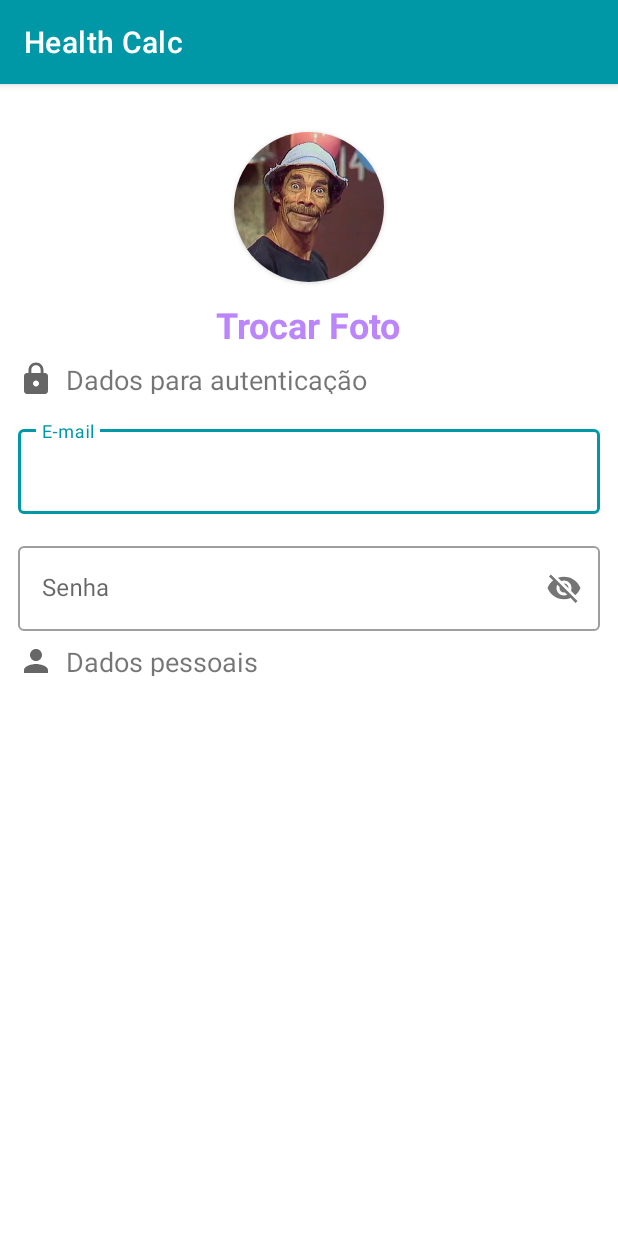
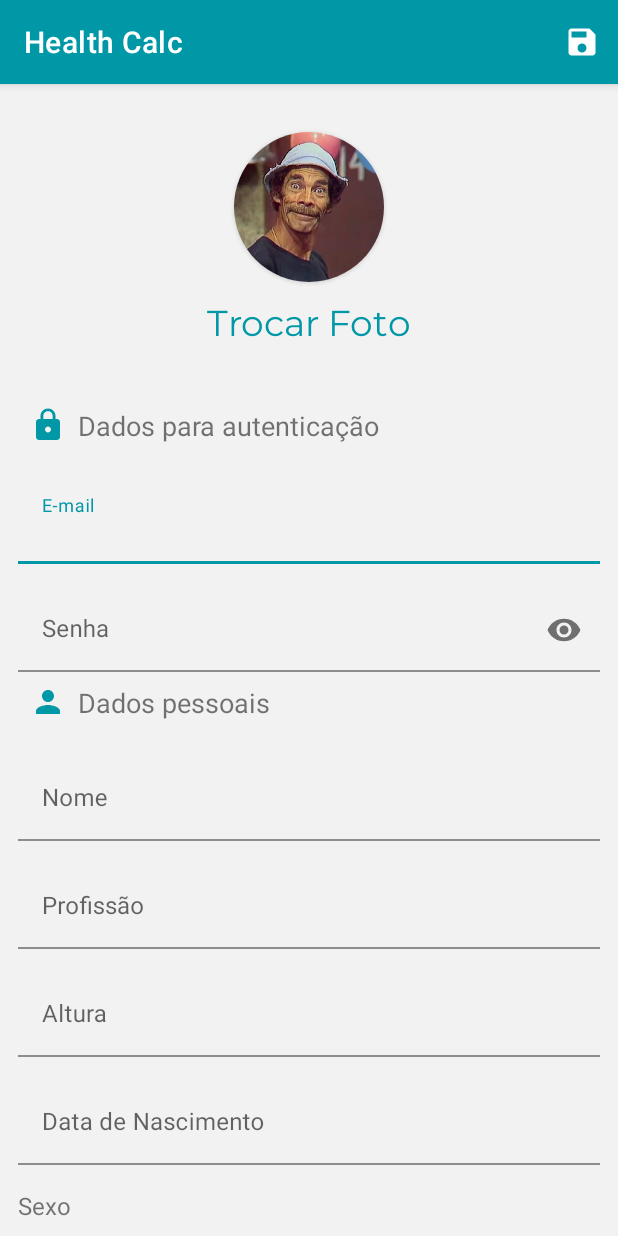
Before and after one commit to van639/projeto-imc--app, an Android app: the cadastro_imc screen opened directly, with no data from a screen before it, on a phone screen of 412 x 824 dp. Run offline under Robolectric (Android 15) with nearby library versions, the phone set to English and light mode, and no system bars; Roboto replaces fonts that are not available here.

Commit message:
finalizado a activity de cadastro

```diff
--- a/app/src/main/java/com/example/imcapp/MainActivity.kt
+++ b/app/src/main/java/com/example/imcapp/MainActivity.kt
@@ -10,11 +10,15 @@ class MainActivity : AppCompatActivity() {
         super.onCreate(savedInstanceState)
         setContentView(R.layout.activity_main)
 
+        //Remover a tool bar
         supportActionBar!!.hide()
 
+        //instanciar o botão entrar
         val buttonCriarConta = findViewById<Button>(R.id.button_criar_conta)
 
+        // criar  um listener - ouvinte vai ficar esperando o objeto ser clicado
         buttonCriarConta.setOnClickListener {
+            // cirar uma intent "inteção"
             val abrirCadastro = Intent(this, cadastro_imc::class.java)
             startActivity(abrirCadastro)
         }
--- a/app/src/main/java/com/example/imcapp/cadastro_imc.kt
+++ b/app/src/main/java/com/example/imcapp/cadastro_imc.kt
@@ -2,10 +2,19 @@ package com.example.imcapp
 
 import androidx.appcompat.app.AppCompatActivity
 import android.os.Bundle
+import android.view.Menu
 
 class cadastro_imc : AppCompatActivity() {
     override fun onCreate(savedInstanceState: Bundle?) {
         super.onCreate(savedInstanceState)
         setContentView(R.layout.activity_cadastro_imc)
     }
+
+    override fun onCreateOptionsMenu(menu: Menu?): Boolean {
+
+        menuInflater.inflate(R.menu.menu_novo_usuario, menu)
+
+        return true
+    }
+
 }
--- /dev/null
+++ b/app/src/main/res/drawable/save_24.xml
@@ -0,0 +1,10 @@
+<vector xmlns:android="http://schemas.android.com/apk/res/android"
+    android:width="24dp"
+    android:height="24dp"
+    android:viewportWidth="24"
+    android:viewportHeight="24"
+    android:tint="?attr/colorControlNormal">
+  <path
+      android:fillColor="@android:color/white"
+      android:pathData="M17,3L5,3c-1.11,0 -2,0.9 -2,2v14c0,1.1 0.89,2 2,2h14c1.1,0 2,-0.9 2,-2L21,7l-4,-4zM12,19c-1.66,0 -3,-1.34 -3,-3s1.34,-3 3,-3 3,1.34 3,3 -1.34,3 -3,3zM15,9L5,9L5,5h10v4z"/>
+</vector>
--- /dev/null
+++ b/app/src/main/res/font/montserrat.xml
@@ -0,0 +1,7 @@
+<?xml version="1.0" encoding="utf-8"?>
+<font-family xmlns:app="http://schemas.android.com/apk/res-auto"
+        app:fontProviderAuthority="com.google.android.gms.fonts"
+        app:fontProviderPackage="com.google.android.gms"
+        app:fontProviderQuery="Montserrat"
+        app:fontProviderCerts="@array/com_google_android_gms_fonts_certs">
+</font-family>
--- a/app/src/main/res/layout/activity_cadastro_imc.xml
+++ b/app/src/main/res/layout/activity_cadastro_imc.xml
@@ -5,7 +5,8 @@
     android:layout_width="match_parent"
     android:layout_height="match_parent"
     tools:context=".cadastro_imc"
-    android:orientation="vertical">
+    android:orientation="vertical"
+    android:background="#0D070707">
 
     <LinearLayout
         android:layout_width="match_parent"
@@ -30,61 +31,57 @@
         <TextView
             android:layout_width="wrap_content"
             android:layout_height="wrap_content"
-            android:text="Trocar Foto"
-            android:textColor="@color/purple_200"
             android:layout_gravity="center"
+            android:layout_marginTop="12dp"
+            android:text="@string/trocar_foto"
+            android:textColor="@color/primary"
             android:textSize="24sp"
-            android:layout_marginTop="12dp"
-            android:textStyle="bold"/>
+
+            android:fontFamily="@font/montserrat"/>
 
     </LinearLayout>
 
     <ScrollView
         android:layout_width="match_parent"
         android:layout_height="match_parent"
-        android:layout_marginTop="8dp"
+        android:layout_marginTop="16dp"
+        android:scrollbars="none"
         >
 
         <LinearLayout
             android:layout_width="match_parent"
             android:layout_height="match_parent"
             android:orientation="vertical"
-            android:paddingStart="12dp"
-            android:paddingEnd="12dp">
+            android:padding="12dp"
 
-            <RelativeLayout
-                android:layout_width="match_parent"
-                android:layout_height="wrap_content">
+            >
 
-            <ImageView
-                android:id="@+id/image_lock"
-                android:layout_width="24dp"
-                android:layout_height="24dp"
-                android:src="@drawable/lock_24"/>
 
                 <TextView
                     android:layout_width="wrap_content"
-             android:layout_height="22dp"
-             android:text="Dados para autenticação"
-             android:layout_toEndOf="@+id/image_lock"
+                    android:layout_height="wrap_content"
+                    android:text="@string/dados_para_autentica_o"
                     android:textSize="18sp"
-             android:layout_marginStart="8dp"/>
+                    android:padding="8dp"
+                    android:drawableStart="@drawable/lock_24"
+                    android:drawablePadding="8dp"
+                    android:gravity="center_vertical"
+                    android:drawableTint="@color/primary"/>
 
-            </RelativeLayout>
+
 
             <com.google.android.material.textfield.TextInputLayout
                 android:layout_width="match_parent"
                 android:layout_height="wrap_content"
                 android:layout_marginTop="16dp"
+                android:hint="@string/login_activity_email"
                 android:inputType="textEmailAddress"
-            android:hint="E-mail"
-            style="@style/Widget.MaterialComponents.TextInputLayout.OutlinedBox"
-            >
+                app:boxBackgroundColor="#0D070707">
 
                 <EditText
+                    android:id="@+id/edit_novo_email"
                     android:layout_width="match_parent"
                     android:layout_height="wrap_content"
-                android:drawablePadding="8dp"
                      />
 
 
@@ -94,8 +91,8 @@
                 android:layout_width="match_parent"
                 android:layout_height="wrap_content"
                 android:layout_marginTop="16dp"
-                android:hint="Senha"
-                style="@style/Widget.MaterialComponents.TextInputLayout.OutlinedBox"
+                app:boxBackgroundColor="#0D070707"
+                android:hint="@string/login_activity_senha"
                 app:passwordToggleEnabled="true"
                 >
 
@@ -103,31 +100,117 @@
                     android:layout_width="match_parent"
                     android:layout_height="wrap_content"
                     android:drawablePadding="8dp"
-                    />
+                    android:inputType="numberPassword"/>
 
 
             </com.google.android.material.textfield.TextInputLayout>
 
-            <RelativeLayout
+            <TextView
+                android:layout_width="wrap_content"
+                android:layout_height="wrap_content"
+                android:text="@string/dados_pessoais"
+                android:textSize="18sp"
+                android:padding="8dp"
+                android:drawableStart="@drawable/person_24"
+                android:drawablePadding="8dp"
+                android:gravity="center_vertical"
+                android:drawableTint="@color/primary"/>
+
+            <com.google.android.material.textfield.TextInputLayout
                 android:layout_width="match_parent"
                 android:layout_height="wrap_content"
-                android:layout_marginTop="8dp">
+                android:layout_marginTop="16dp"
+                android:hint="Nome"
+                android:inputType="textCapWords"
+                app:boxBackgroundColor="#0D070707">
 
-                <ImageView
-                    android:id="@+id/image_person"
-                    android:layout_width="24dp"
-                    android:layout_height="24dp"
-                    android:src="@drawable/person_24"/>
+                <EditText
+                    android:layout_width="match_parent"
+                    android:layout_height="wrap_content"
+                    android:drawablePadding="8dp" />
+
+
+            </com.google.android.material.textfield.TextInputLayout>
+
+            <com.google.android.material.textfield.TextInputLayout
+                android:layout_width="match_parent"
+                android:layout_height="wrap_content"
+                android:layout_marginTop="16dp"
+                android:hint="Profissão"
+                android:inputType="text"
+                app:boxBackgroundColor="#0D070707">
+
+                <EditText
+                    android:layout_width="match_parent"
+                    android:layout_height="wrap_content"
+                    android:drawablePadding="8dp" />
+
+
+            </com.google.android.material.textfield.TextInputLayout>
+
+            <com.google.android.material.textfield.TextInputLayout
+                android:layout_width="match_parent"
+                android:layout_height="wrap_content"
+                android:layout_marginTop="16dp"
+                android:hint="Altura"
+                android:inputType="number"
+                app:boxBackgroundColor="#0D070707">
+
+                <EditText
+                    android:layout_width="match_parent"
+                    android:layout_height="wrap_content"
+                    android:drawablePadding="8dp" />
+
+
+            </com.google.android.material.textfield.TextInputLayout>
+
+            <com.google.android.material.textfield.TextInputLayout
+                android:layout_width="match_parent"
+                android:layout_height="wrap_content"
+                android:layout_marginTop="16dp"
+                android:hint="Data de Nascimento"
+                android:inputType="date"
+                app:boxBackgroundColor="#0D070707">
+
+                <EditText
+                    android:layout_width="match_parent"
+                    android:layout_height="wrap_content"
+                    android:drawablePadding="8dp" />
+
+
+            </com.google.android.material.textfield.TextInputLayout>
 
             <TextView
                 android:layout_width="wrap_content"
-                    android:layout_height="22dp"
-                    android:text="Dados pessoais"
-                    android:layout_toEndOf="@+id/image_person"
-                    android:textSize="18sp"
-                    android:layout_marginStart="8dp"/>
+                android:layout_height="wrap_content"
+                android:text="@string/sexo"
+                android:layout_marginTop="16dp"
+                android:textSize="16sp"/>
 
-            </RelativeLayout>
+            <RadioGroup
+                android:layout_width="match_parent"
+                android:layout_height="wrap_content"
+                android:orientation="horizontal"
+                android:layout_marginTop="8dp">
+
+                <RadioButton
+                    android:id="@+id/radio_feminino"
+                    android:layout_width="wrap_content"
+                    android:layout_height="wrap_content"
+                    android:text="Feminino"/>
+
+                <RadioButton
+                    android:id="@+id/radio_masculino"
+                    android:layout_width="wrap_content"
+                    android:layout_height="wrap_content"
+                    android:text="Masculino"/>
+
+            </RadioGroup>
+
+            <View
+                android:layout_width="match_parent"
+                android:layout_height="1dp"
+                android:background="#f666"/>
 
 
         </LinearLayout>
--- a/app/src/main/res/layout/activity_main.xml
+++ b/app/src/main/res/layout/activity_main.xml
@@ -111,6 +111,7 @@
             </com.google.android.material.textfield.TextInputLayout>
 
             <Button
+                android:id="@+id/btn_entrar"
                 android:layout_width="match_parent"
                 android:layout_height="wrap_content"
                 android:text="@string/login_activity_entrar"
--- /dev/null
+++ b/app/src/main/res/menu/menu_novo_usuario.xml
@@ -0,0 +1,11 @@
+<?xml version="1.0" encoding="utf-8"?>
+<menu xmlns:android="http://schemas.android.com/apk/res/android"
+    xmlns:app="http://schemas.android.com/apk/res-auto">
+    <item
+        android:id="@+id/menu_salvar"
+        android:title="Salvar"
+        android:icon="@drawable/save_24"
+        app:showAsAction="always"/>
+
+
+</menu>
--- a/app/src/main/res/values/preloaded_fonts.xml
+++ b/app/src/main/res/values/preloaded_fonts.xml
@@ -2,5 +2,6 @@
 <resources>
     <array name="preloaded_fonts" translatable="false">
         <item>@font/bowlby_one</item>
+        <item>@font/montserrat</item>
     </array>
 </resources>
--- a/app/src/main/res/values/strings.xml
+++ b/app/src/main/res/values/strings.xml
@@ -12,5 +12,9 @@
     <string name="login_activity_esqueci_a_senha">Esqueci a senha</string>
     <string name="login_activity_nao_tem_uma_conta">Não tem uma conta?</string>
     <string name="login_activity_criar_uma_conta_agora">Criar uma conta agora</string>
+    <string name="trocar_foto">Trocar Foto</string>
+    <string name="dados_para_autentica_o">Dados para autenticação</string>
+    <string name="dados_pessoais">Dados pessoais</string>
+    <string name="sexo">Sexo</string>
 
 </resources>
```
Lines whose indentation alone changed are shown as unchanged.
